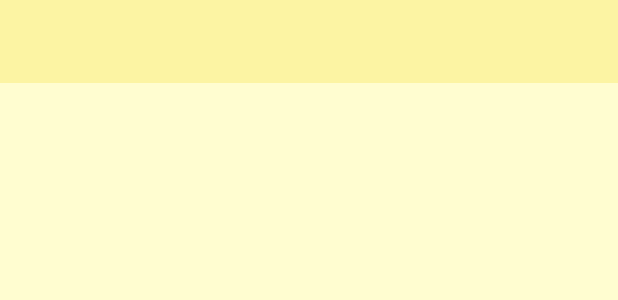
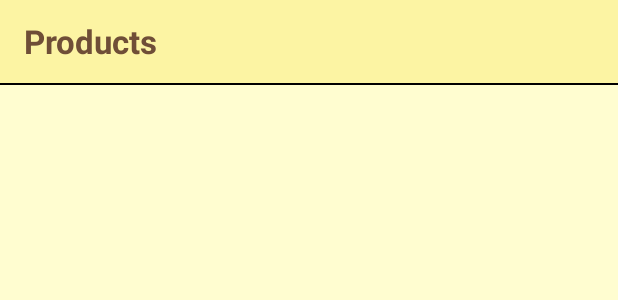
Before and after one commit to Nisu08/Project1_Group9, an Android app: the layout activity_product.xml on its own in the app's theme, with its tools: preview values and no code run, on a phone screen of 412 x 824 dp. Shown: the top 300 px of the screen. Run offline under Robolectric (Android 15) with nearby library versions, the phone set to English and light mode, and no system bars.

```diff
--- a/app/src/main/res/layout/activity_product.xml
+++ b/app/src/main/res/layout/activity_product.xml
@@ -1,5 +1,5 @@
 <?xml version="1.0" encoding="utf-8"?>
-<androidx.constraintlayout.widget.ConstraintLayout xmlns:android="http://schemas.android.com/apk/res/android"
+<RelativeLayout xmlns:android="http://schemas.android.com/apk/res/android"
     xmlns:app="http://schemas.android.com/apk/res-auto"
     xmlns:tools="http://schemas.android.com/tools"
     android:layout_width="match_parent"
@@ -12,16 +12,30 @@
         android:layout_width="match_parent"
         android:layout_height="55dp"
         android:background="@color/lightyellow"
-        android:orientation="horizontal"
-        app:layout_constraintEnd_toEndOf="parent"
-        app:layout_constraintStart_toStartOf="parent"
-        app:layout_constraintTop_toTopOf="parent"></LinearLayout>
+        android:orientation="horizontal">
+
+        <TextView
+            android:id="@+id/textView"
+            android:layout_width="wrap_content"
+            android:layout_height="match_parent"
+            android:textColor="@color/coffee"
+            android:textSize="22dp"
+            android:gravity="center"
+            android:paddingLeft="15dp"
+            android:textStyle="bold"
+            android:text="@string/pdts" />
+
+    </LinearLayout>
+    <View
+        android:id="@+id/horizontalLine"
+        android:layout_width="match_parent"
+        android:layout_height="1dp"
+        android:layout_below="@id/linearLayout"
+        android:background="@android:color/black" />
 
     <androidx.recyclerview.widget.RecyclerView
         android:id="@+id/recView"
+        android:layout_below="@id/horizontalLine"
         android:layout_width="match_parent"
-        android:layout_height="wrap_content"
-        app:layout_constraintEnd_toEndOf="parent"
-        app:layout_constraintStart_toStartOf="parent"
-        app:layout_constraintTop_toBottomOf="@+id/linearLayout" />
-</androidx.constraintlayout.widget.ConstraintLayout>
+        android:layout_height="wrap_content" />
+</RelativeLayout>
--- a/app/src/main/res/values/strings.xml
+++ b/app/src/main/res/values/strings.xml
@@ -1,5 +1,7 @@
 <resources>
     <string name="app_name">Project1_Group9</string>
     <string name="cont">Continue to App</string>
+    <string name="pdts">Products</string>
+
 
 </resources>
```
